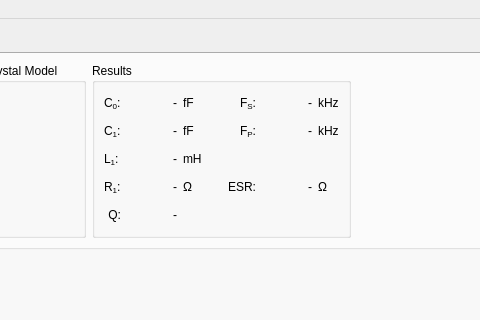
Qt form python3/gui/amcp_test.ui (leabeadeaff/amcp-master) before a commit; both pictures show x 409 to 889 and y 0 to 320 of the 1152 by 768 pixel window.
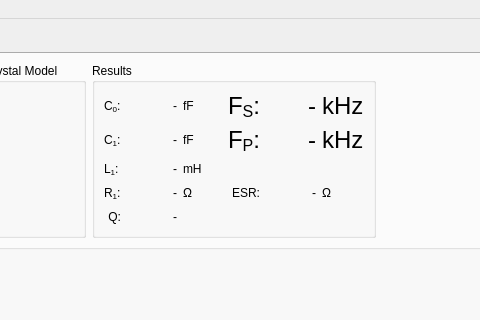
The same form after that commit. Icons and pictures are not drawn. Custom widgets are drawn as their Qt base class.

Commit message: change freq font size

The edit to the form file:
```diff
--- a/python3/gui/amcp_test.ui
+++ b/python3/gui/amcp_test.ui
@@ -368,6 +368,11 @@
           <layout class="QGridLayout" name="gridLayout">
            <item row="1" column="5">
             <widget class="QLabel" name="fp_res">
+             <property name="font">
+              <font>
+               <pointsize>18</pointsize>
+              </font>
+             </property>
              <property name="text">
               <string>-</string>
              </property>
@@ -452,7 +457,6 @@
              </property>
              <property name="font">
               <font>
-               <weight>50</weight>
                <bold>false</bold>
               </font>
              </property>
@@ -538,6 +542,11 @@
            </item>
            <item row="0" column="6">
             <widget class="QLabel" name="label_27">
+             <property name="font">
+              <font>
+               <pointsize>18</pointsize>
+              </font>
+             </property>
              <property name="text">
               <string>kHz</string>
              </property>
@@ -545,6 +554,11 @@
            </item>
            <item row="1" column="4">
             <widget class="QLabel" name="label_30">
+             <property name="font">
+              <font>
+               <pointsize>18</pointsize>
+              </font>
+             </property>
              <property name="text">
               <string>&lt;html&gt;&lt;head/&gt;&lt;body&gt;&lt;p&gt;F&lt;span style=&quot; vertical-align:sub;&quot;&gt;P&lt;/span&gt;:&lt;/p&gt;&lt;/body&gt;&lt;/html&gt;</string>
              </property>
@@ -555,6 +569,11 @@
            </item>
            <item row="1" column="6">
             <widget class="QLabel" name="label_29">
+             <property name="font">
+              <font>
+               <pointsize>18</pointsize>
+              </font>
+             </property>
              <property name="text">
               <string>kHz</string>
              </property>
@@ -562,6 +581,11 @@
            </item>
            <item row="0" column="4">
             <widget class="QLabel" name="label_28">
+             <property name="font">
+              <font>
+               <pointsize>18</pointsize>
+              </font>
+             </property>
              <property name="text">
               <string>&lt;html&gt;&lt;head/&gt;&lt;body&gt;&lt;p&gt;F&lt;span style=&quot; vertical-align:sub;&quot;&gt;S&lt;/span&gt;:&lt;/p&gt;&lt;/body&gt;&lt;/html&gt;</string>
              </property>
@@ -594,6 +618,11 @@
                <height>0</height>
               </size>
              </property>
+             <property name="font">
+              <font>
+               <pointsize>18</pointsize>
+              </font>
+             </property>
              <property name="text">
               <string>-</string>
              </property>
```
Left out of the diff: 15 changed lines with no effect on the pictures. The commit also changes 1 other file.
